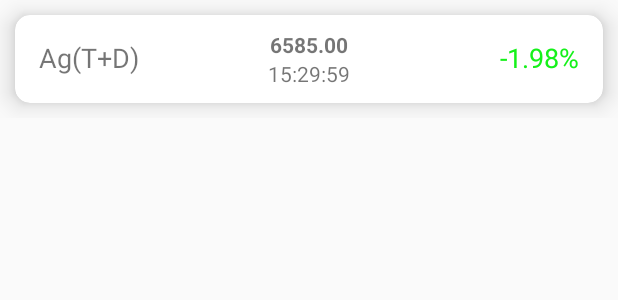
After one commit to Fomalhaut-C/Gold, an Android app: the layout gold_rv_item.xml on its own in the app's theme, with its tools: preview values and no code run, on a phone screen of 412 x 824 dp. The commit adds this screen. Shown: the top 300 px of the screen. Run offline under Robolectric (Android 15) with nearby library versions, the phone set to English and light mode, and no system bars.

Commit message:
2019-6-15 初步网络获取黄金界面的数据

```diff
--- a/app/src/main/AndroidManifest.xml
+++ b/app/src/main/AndroidManifest.xml
@@ -2,6 +2,7 @@
 <manifest xmlns:android="http://schemas.android.com/apk/res/android"
     xmlns:tools="http://schemas.android.com/tools"
     package="com.fomalhaut.gold">
+    <uses-permission android:name="android.permission.INTERNET"/>
 
     <application
         android:allowBackup="true"
--- a/app/src/main/java/com/fomalhaut/gold/MainActivity.java
+++ b/app/src/main/java/com/fomalhaut/gold/MainActivity.java
@@ -42,7 +42,7 @@ public class MainActivity extends AppCompatActivity {
     private void initTl() {
         main_tl.addTab(main_tl.newTab().setText("黄金").setIcon(R.drawable.selector_gold));
         main_tl.addTab(main_tl.newTab().setText("期货").setIcon(R.drawable.selector_forward));
-        main_tl.addTab(main_tl.newTab().setText("银行").setIcon(R.drawable.selector_bank));
+//        main_tl.addTab(main_tl.newTab().setText("银行").setIcon(R.drawable.selector_bank));
         main_tl.addTab(main_tl.newTab().setText("我").setIcon(R.drawable.selector_me));
         main_tl.addOnTabSelectedListener(new TabLayout.OnTabSelectedListener() {
             @Override
@@ -65,7 +65,7 @@ public class MainActivity extends AppCompatActivity {
 
     private void initVp() {
         List<Fragment> fragmentList = new ArrayList<>();
-        fragmentList.add(new GoldFragment());
+        fragmentList.add(new GoldFragment(MainActivity.this));
         fragmentList.add(new ForwardFragment());
         fragmentList.add(new BankFragment());
         fragmentList.add(new MeFragment());
--- /dev/null
+++ b/app/src/main/res/layout/gold_rv_item.xml
@@ -0,0 +1,120 @@
+<?xml version="1.0" encoding="utf-8"?>
+<LinearLayout xmlns:android="http://schemas.android.com/apk/res/android"
+    xmlns:app="http://schemas.android.com/apk/res-auto"
+    android:orientation="vertical"
+    android:layout_width="match_parent"
+    android:layout_height="wrap_content">
+
+    <androidx.cardview.widget.CardView
+        android:layout_width="match_parent"
+        android:layout_height="wrap_content"
+        android:layout_margin="10dp"
+        app:cardCornerRadius="10dp"
+        app:cardElevation="10dp">
+
+        <!--<androidx.constraintlayout.widget.ConstraintLayout
+            android:layout_width="match_parent"
+            android:layout_height="wrap_content">
+
+            <TextView
+                android:id="@+id/gold_item_tv_name"
+                android:layout_width="wrap_content"
+                android:layout_height="wrap_content"
+                android:gravity="center"
+                android:padding="16dp"
+                android:text="Ag(T+D)"
+                android:textSize="18sp"
+                app:layout_constraintBottom_toBottomOf="parent"
+                app:layout_constraintEnd_toStartOf="@+id/gold_item_tv_closePri"
+                app:layout_constraintStart_toStartOf="parent"
+                app:layout_constraintTop_toTopOf="parent" />
+
+            <TextView
+                android:id="@+id/gold_item_tv_closePri"
+                android:layout_width="0dp"
+                android:layout_height="0dp"
+                android:gravity="center"
+                android:text="6585.00"
+                android:textStyle="bold"
+                app:layout_constraintBottom_toTopOf="@+id/gold_item_tv_time"
+                app:layout_constraintEnd_toStartOf="@+id/gold_item_tv_limit"
+                app:layout_constraintStart_toEndOf="@+id/gold_item_tv_name"
+                app:layout_constraintTop_toTopOf="@+id/gold_item_tv_name" />
+
+            <TextView
+                android:id="@+id/gold_item_tv_time"
+                android:layout_width="0dp"
+                android:layout_height="0dp"
+                android:gravity="center"
+                android:text="15:29:59"
+                app:layout_constraintBottom_toBottomOf="@+id/gold_item_tv_name"
+                app:layout_constraintEnd_toEndOf="@+id/gold_item_tv_closePri"
+                app:layout_constraintStart_toStartOf="@+id/gold_item_tv_closePri"
+                app:layout_constraintTop_toBottomOf="@+id/gold_item_tv_closePri" />
+
+            <TextView
+                android:id="@+id/gold_item_tv_limit"
+                android:layout_width="wrap_content"
+                android:layout_height="0dp"
+                android:gravity="center"
+                android:padding="16dp"
+                android:text="-1.98%"
+                android:textColor="#15F11A"
+                android:textSize="18sp"
+                app:layout_constraintBottom_toBottomOf="@+id/gold_item_tv_time"
+                app:layout_constraintEnd_toEndOf="parent"
+                app:layout_constraintStart_toEndOf="@+id/gold_item_tv_closePri"
+                app:layout_constraintTop_toTopOf="@+id/gold_item_tv_closePri" />
+        </androidx.constraintlayout.widget.ConstraintLayout>-->
+
+        <RelativeLayout
+            android:layout_width="match_parent"
+            android:layout_height="wrap_content">
+            <TextView
+                android:layout_width="wrap_content"
+                android:layout_height="wrap_content"
+                android:layout_alignParentLeft="true"
+                android:id="@+id/gold_item_tv_name"
+                android:textSize="18sp"
+                android:padding="16dp"
+                android:text="Ag(T+D)"
+                android:gravity="center"/>
+            <LinearLayout
+                android:layout_width="wrap_content"
+                android:layout_height="wrap_content"
+                android:layout_centerHorizontal="true"
+                android:padding="10dp"
+                android:orientation="vertical">
+                <TextView
+                    android:id="@+id/gold_item_tv_closePri"
+                    android:layout_width="match_parent"
+                    android:layout_height="0dp"
+                    android:layout_weight="1"
+                    android:gravity="center"
+                    android:text="6585.00"
+                    android:textStyle="bold" />
+
+                <TextView
+                    android:id="@+id/gold_item_tv_time"
+                    android:layout_width="match_parent"
+                    android:layout_height="0dp"
+                    android:layout_weight="1"
+                    android:gravity="center"
+                    android:text="15:29:59" />
+            </LinearLayout>
+            <TextView
+                android:id="@+id/gold_item_tv_limit"
+                android:layout_width="wrap_content"
+                android:layout_height="wrap_content"
+                android:gravity="center"
+                android:padding="16dp"
+                android:text="-1.98%"
+                android:layout_alignParentRight="true"
+                android:textColor="#15F11A"
+                android:textSize="18sp"
+                />
+
+        </RelativeLayout>
+    </androidx.cardview.widget.CardView>
+
+</LinearLayout>
```
Also changed, not shown: app/build.gradle (+7 -0 lines), app/src/main/java/com/fomalhaut/gold/Bean/Gold.java (added, +156 -0 lines), app/src/main/java/com/fomalhaut/gold/Fragment/GoldFragment.java (+120 -9 lines), app/src/main/java/com/fomalhaut/gold/Utils/HttpUtils.java (added, +15 -0 lines), app/src/main/res/layout/fragment_gold.xml (+36 -4 lines).
